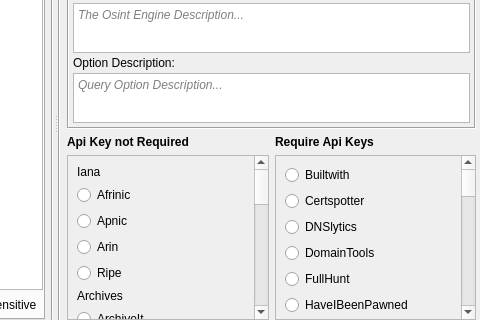
3nock/OTE, file gui/src/engines/raw/Raw.ui: the form before one commit; both pictures show x 454 to 934 and y 158 to 478 of the 934 by 478 pixel window.
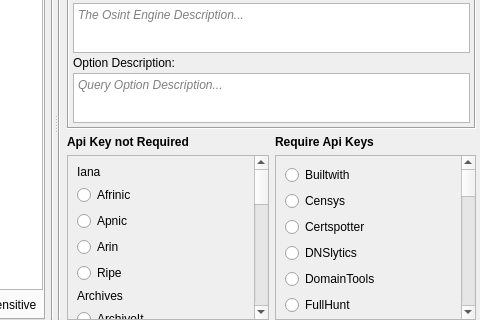
The form after the commit.

Commit message: refactoring cert osint modules

What changed in the file:
```diff
--- a/gui/src/engines/raw/Raw.ui
+++ b/gui/src/engines/raw/Raw.ui
@@ -925,7 +925,7 @@
                   <x>0</x>
                   <y>0</y>
                   <width>169</width>
-                  <height>1001</height>
+                  <height>1024</height>
                  </rect>
                 </property>
                 <layout class="QVBoxLayout" name="verticalLayout_6">
@@ -936,6 +936,13 @@
                    </property>
                   </widget>
                  </item>
+                 <item>
+                  <widget class="QRadioButton" name="moduleCensys">
+                   <property name="text">
+                    <string>Censys</string>
+                   </property>
+                  </widget>
+                 </item>
                  <item>
                   <widget class="QRadioButton" name="moduleCertspotter">
                    <property name="text">
```
Left out of the diff: 2 changed lines with no effect on the pictures. The commit also changes 13 other files.
